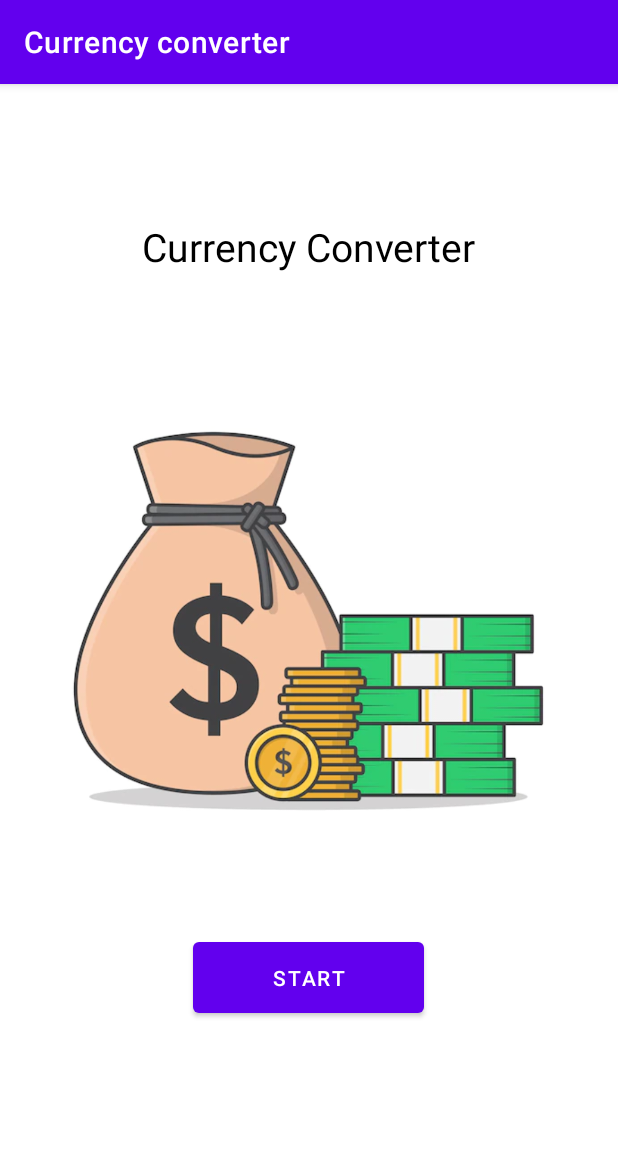
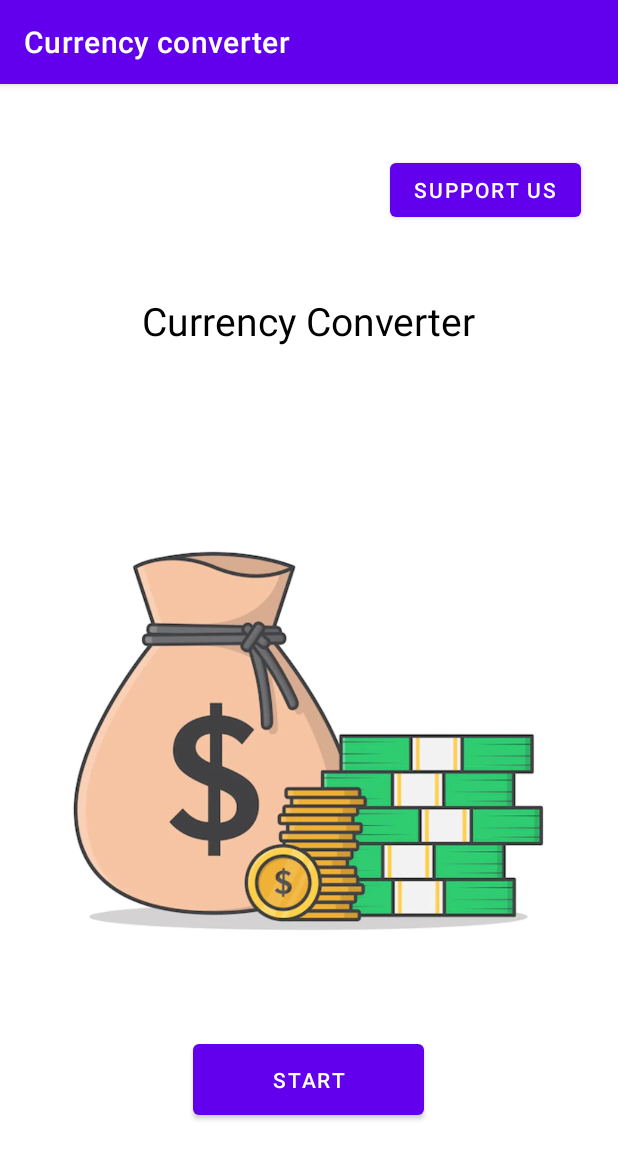
Before and after one commit to TouficAlRifaii/CSC498G-Project-1, an Android app: the screen it shows after launch (MainActivity), on a phone screen of 412 x 824 dp. Shown: the top 1159 px of the screen. Run offline under Robolectric (Android 15) with nearby library versions, the phone set to English and light mode, and no system bars.

Commit message:
in this commit i created a third page to make it seem like a more profesional page where you can see the FairyTail logo as a big icon with two buttons one that takes you to the conversion page and another that make it seem like  an actual developer's app requesting support on patreon

```diff
--- a/AndroidStudioProjects/Frontend/Currencyconverter/app/src/main/AndroidManifest.xml
+++ b/AndroidStudioProjects/Frontend/Currencyconverter/app/src/main/AndroidManifest.xml
@@ -9,6 +9,9 @@
         android:roundIcon="@mipmap/ic_launcher_round"
         android:supportsRtl="true"
         android:theme="@style/Theme.CurrencyConverter">
+        <activity
+            android:name=".Support"
+            android:exported="false" />
         <activity
             android:name=".Convert"
             android:exported="false" />
--- a/AndroidStudioProjects/Frontend/Currencyconverter/app/src/main/java/com/lau/currencyconverter/MainActivity.java
+++ b/AndroidStudioProjects/Frontend/Currencyconverter/app/src/main/java/com/lau/currencyconverter/MainActivity.java
@@ -32,5 +32,9 @@ public class MainActivity extends AppCompatActivity {
         }
         player.start();
     }
+    public void fairyTail(View v){
+        Intent intent= new Intent(getApplicationContext(),Support.class);
+        startActivity(intent);
+    }
 
 }
--- a/AndroidStudioProjects/Frontend/Currencyconverter/app/src/main/res/layout/activity_main.xml
+++ b/AndroidStudioProjects/Frontend/Currencyconverter/app/src/main/res/layout/activity_main.xml
@@ -17,7 +17,7 @@
         app:layout_constraintHorizontal_bias="0.498"
         app:layout_constraintStart_toStartOf="parent"
         app:layout_constraintTop_toTopOf="parent"
-        app:layout_constraintVertical_bias="0.799" />
+        app:layout_constraintVertical_bias="0.895" />
 
     <TextView
         android:id="@+id/textView"
@@ -32,7 +32,7 @@
         app:layout_constraintHorizontal_bias="0.497"
         app:layout_constraintStart_toStartOf="parent"
         app:layout_constraintTop_toTopOf="parent"
-        app:layout_constraintVertical_bias="0.13" />
+        app:layout_constraintVertical_bias="0.201" />
 
     <ImageView
         android:id="@+id/imageView2"
@@ -44,7 +44,20 @@
         app:layout_constraintHorizontal_bias="1.0"
         app:layout_constraintStart_toStartOf="parent"
         app:layout_constraintTop_toTopOf="parent"
-        app:layout_constraintVertical_bias="0.435"
+        app:layout_constraintVertical_bias="0.639"
         app:srcCompat="@drawable/img1" />
 
+    <Button
+        android:id="@+id/fairyTail"
+        android:layout_width="wrap_content"
+        android:layout_height="wrap_content"
+        android:onClick="fairyTail"
+        android:text="Support us"
+        app:layout_constraintBottom_toBottomOf="parent"
+        app:layout_constraintEnd_toEndOf="parent"
+        app:layout_constraintHorizontal_bias="0.914"
+        app:layout_constraintStart_toStartOf="parent"
+        app:layout_constraintTop_toTopOf="parent"
+        app:layout_constraintVertical_bias="0.065" />
+
 </androidx.constraintlayout.widget.ConstraintLayout>
```
Also changed, not shown: AndroidStudioProjects/Frontend/Currencyconverter/app/src/main/java/com/lau/currencyconverter/Convert.java (+19 -4 lines), AndroidStudioProjects/Frontend/Currencyconverter/app/src/main/java/com/lau/currencyconverter/Support.java (added, +20 -0 lines), AndroidStudioProjects/Frontend/Currencyconverter/app/src/main/res/layout/activity_support.xml (added, +90 -0 lines).
